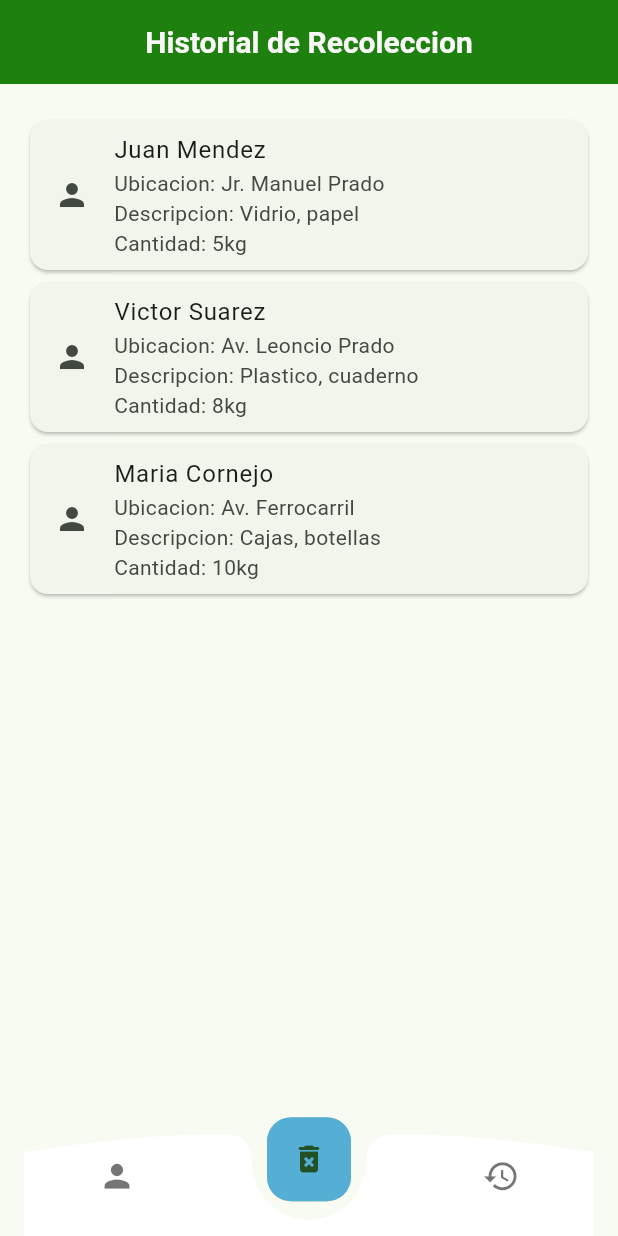
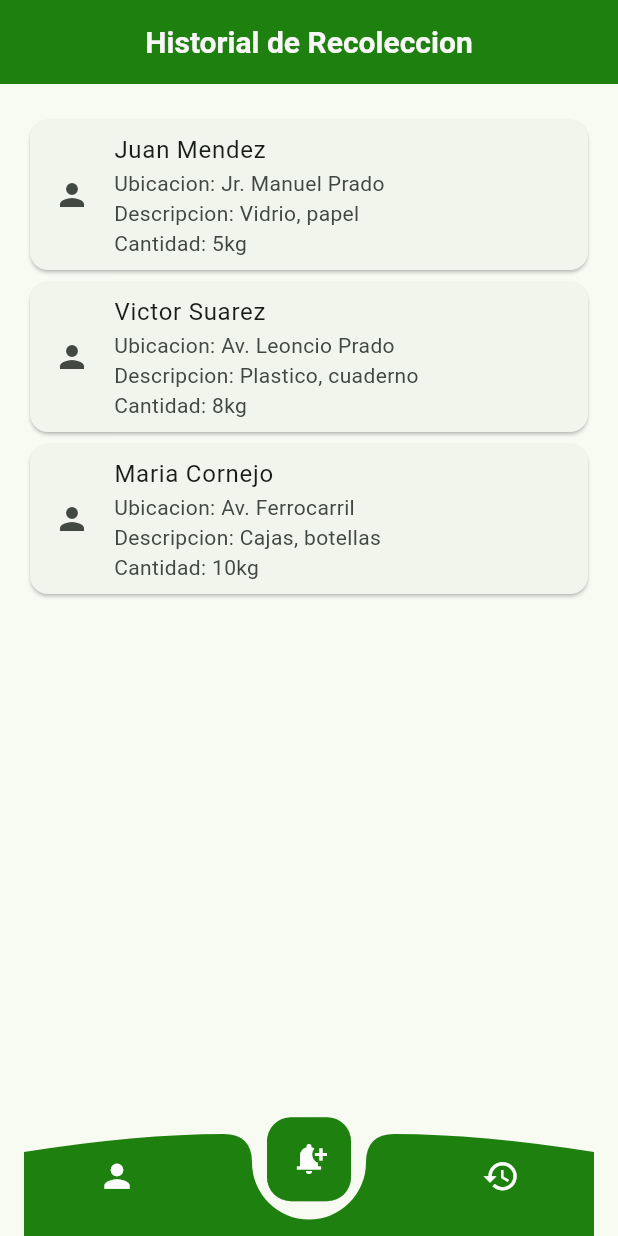
Before and after one commit to RICHAR-PROG/tuapp, a Flutter app: the HistorialReScreen screen opened directly, on a phone screen of 412 x 824 dp. Run offline on Flutter 3.47's test engine with Material 3 defaults, Android fonts, the phone set to English and light mode, and no system bars; our stand-ins replace firebase_auth, firebase_core, google_maps_flutter; accounts and stored records are empty; Roboto replaces fonts that are missing (addressCity).

Commit message:
optiion en recolector inorganico

```diff
--- a/lib/presentation/screens_recolectorIn/options.dart
+++ b/lib/presentation/screens_recolectorIn/options.dart
@@ -19,11 +19,10 @@ class _BottomNavBarCurvedFb1State extends State<BottomNavBarCurvedFb1> {
     Size size = MediaQuery.of(context).size;
     double height = 56;
 
-    const primaryColor = Color.fromARGB(255, 85, 174, 212);
-    const secondaryColor = Colors.black54;
+    const primaryColor = Color.fromRGBO(30, 129, 15, 1.0);
+    const secondaryColor = Colors.white;
     // const  accentColor = const Color(0xffffffff);
-    const backgroundColor = Colors.white;
-
+    const backgroundColor = Color.fromRGBO(30, 129, 15, 1.0);
     return BottomAppBar(
       color: Colors.transparent,
       elevation: 0,
@@ -45,7 +44,7 @@ class _BottomNavBarCurvedFb1State extends State<BottomNavBarCurvedFb1> {
                         builder: (context) => const HistorialSoScreen()),
                   );
                 },
-                child: const Icon(Icons.delete_forever_rounded)),
+                child: const Icon(Icons.notification_add,color: Colors.white,)),
           ),
           SizedBox(
             height: height,
```
